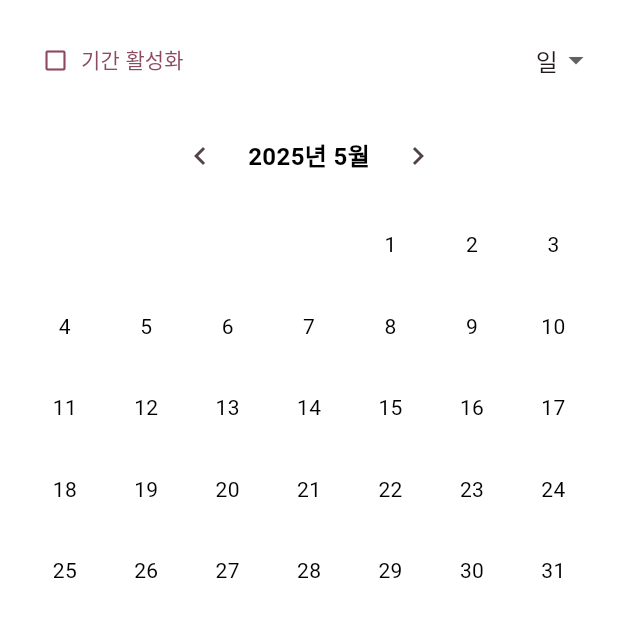
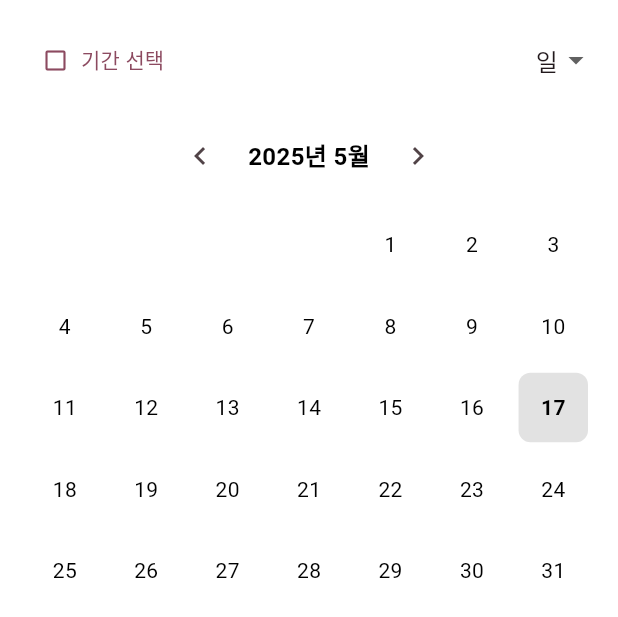
Before and after one commit to dhkdgh98/RelateX_front_main, a Flutter app: the CalendarModal widget shown alone on an empty page, opened directly, on a phone screen of 412 x 824 dp. Shown: the top 617 px of the screen. Run offline on Flutter 3.47's test engine with Material 3 defaults, Android fonts, the phone set to English and light mode, and no system bars.

Commit message:
캘린더 모달: 날짜선택, 기간선택 표시 및 로직 완료

```diff
--- a/lib/features/home/view/home_widgets/calendar.dart
+++ b/lib/features/home/view/home_widgets/calendar.dart
@@ -1,3 +1,4 @@
+
 
 import 'package:flutter/material.dart';
 import 'package:intl/intl.dart';
@@ -16,6 +17,9 @@ class _CalendarModalState extends State<CalendarModal> {
   DateTime _selectedDate = DateTime.now();
   bool _isRangeEnabled = false;
 
+  DateTime? _rangeStart;
+  DateTime? _rangeEnd;
+
   void _goToPrevious() {
     setState(() {
       if (_currentView == CalendarView.month) {
@@ -25,7 +29,6 @@ class _CalendarModalState extends State<CalendarModal> {
       } else {
         _selectedDate = DateTime(_selectedDate.year, _selectedDate.month - 1);
       }
-      print('이전 이동: $_selectedDate');
     });
   }
 
@@ -38,18 +41,49 @@ class _CalendarModalState extends State<CalendarModal> {
       } else {
         _selectedDate = DateTime(_selectedDate.year, _selectedDate.month + 1);
       }
-      print('다음 이동: $_selectedDate');
     });
   }
 
+  void _onDateSelected(DateTime date) {
+    setState(() {
+      if (_isRangeEnabled) {
+        if (_rangeStart == null || (_rangeStart != null && _rangeEnd != null)) {
+          _rangeStart = date;
+          _rangeEnd = null;
+        } else {
+          if (date.isBefore(_rangeStart!)) {
+            _rangeEnd = _rangeStart;
+            _rangeStart = date;
+          } else {
+            _rangeEnd = date;
+          }
+        }
+      } else {
+        _selectedDate = date;
+      }
+    });
+  }
+
+  bool _isDateSelected(DateTime date) {
+  if (_isRangeEnabled && _rangeStart != null && _rangeEnd != null) {
+    // 시작일과 종료일 '포함'해서 체크
+    return !date.isBefore(_rangeStart!) && !date.isAfter(_rangeEnd!);
+  } else {
+    return date.year == _selectedDate.year &&
+        date.month == _selectedDate.month &&
+        date.day == _selectedDate.day;
+  }
+}
+
+
   @override
   Widget build(BuildContext context) {
-    print('Building CalendarModal: currentView=$_currentView, isRangeEnabled=$_isRangeEnabled');
     return SafeArea(
       child: Padding(
         padding: const EdgeInsets.all(16.0),
         child: Column(
           children: [
+            // 상단 컨트롤
             Row(
               mainAxisAlignment: MainAxisAlignment.spaceBetween,
               children: [
@@ -57,13 +91,12 @@ class _CalendarModalState extends State<CalendarModal> {
                   onPressed: () {
                     setState(() {
                       _isRangeEnabled = !_isRangeEnabled;
-                      print('기간 활성화 상태 변경: $_isRangeEnabled');
                     });
                   },
                   icon: Icon(
                     _isRangeEnabled ? Icons.check_box : Icons.check_box_outline_blank,
                   ),
-                  label: const Text('기간 활성화'),
+                  label: const Text('기간 선택'),
                 ),
                 DropdownButton<CalendarView>(
                   value: _currentView,
@@ -72,27 +105,14 @@ class _CalendarModalState extends State<CalendarModal> {
                     if (newView != null) {
                       setState(() {
                         _currentView = newView;
-                        print('날짜 보기 변경: $_currentView');
                       });
                     }
                   },
                   items: const [
-                    DropdownMenuItem(
-                      value: CalendarView.day,
-                      child: Text('일'),
-                    ),
-                    DropdownMenuItem(
-                      value: CalendarView.week,
-                      child: Text('주'),
-                    ),
-                    DropdownMenuItem(
-                      value: CalendarView.month,
-                      child: Text('월'),
-                    ),
-                    DropdownMenuItem(
-                      value: CalendarView.year,
-                      child: Text('년'),
-                    ),
+                    DropdownMenuItem(value: CalendarView.day, child: Text('일')),
+                    DropdownMenuItem(value: CalendarView.week, child: Text('주')),
+                    DropdownMenuItem(value: CalendarView.month, child: Text('월')),
+                    DropdownMenuItem(value: CalendarView.year, child: Text('년')),
                   ],
                 ),
               ],
@@ -106,8 +126,6 @@ class _CalendarModalState extends State<CalendarModal> {
       ),
     );
   }
-
-
 
   Widget _buildHeader() {
     return Row(
@@ -139,9 +157,7 @@ Widget _buildHeader() {
     );
   }
 
-
   Widget _buildCalendarContent() {
-    print('Building calendar content for $_currentView');
     switch (_currentView) {
       case CalendarView.day:
       case CalendarView.week:
@@ -153,26 +169,67 @@ Widget _buildHeader() {
     }
   }
 
+
+
+
 Widget _buildMonthCalendar() {
   final daysInMonth = DateUtils.getDaysInMonth(_selectedDate.year, _selectedDate.month);
   final firstDayOfMonth = DateTime(_selectedDate.year, _selectedDate.month, 1);
   final weekdayOffset = firstDayOfMonth.weekday % 7;
+  final totalGridCount = weekdayOffset + daysInMonth;
 
-    final totalGridCount = weekdayOffset + daysInMonth;
   return GridView.builder(
     itemCount: totalGridCount,
     gridDelegate: const SliverGridDelegateWithFixedCrossAxisCount(crossAxisCount: 7),
     itemBuilder: (context, index) {
-        if (index < weekdayOffset) {
-          return const SizedBox.shrink();
+      if (index < weekdayOffset) return const SizedBox.shrink();
+
+      final day = index - weekdayOffset + 1;
+      final currentDate = DateTime(_selectedDate.year, _selectedDate.month, day);
+
+      bool isRangeSelected = false;
+
+      if (_rangeStart != null && _rangeEnd != null) {
+        // 시작일과 종료일 모두 선택되었을 때 범위 전체 강조
+        isRangeSelected = !currentDate.isBefore(_rangeStart!) && !currentDate.isAfter(_rangeEnd!);
+      } else if (_rangeStart != null && _rangeEnd == null) {
+        // 시작일만 선택됐을 때는 시작일만 강조
+        isRangeSelected = currentDate == _rangeStart;
       }
-        final day = index - weekdayOffset + 1;
-        return Center(
-          child: Text('$day'),
+
+      final isSingleSelected = !_isRangeEnabled &&
+          currentDate.year == _selectedDate.year &&
+          currentDate.month == _selectedDate.month &&
+          currentDate.day == _selectedDate.day;
+
+      return GestureDetector(
+        onTap: () => _onDateSelected(currentDate),
+        child: Container(
+          margin: const EdgeInsets.all(4),
+          decoration: BoxDecoration(
+            // color: isRangeSelected || isSingleSelected
+            //     ? Colors.blue
+            //     : null,
+            color: isRangeSelected || isSingleSelected
+    ? Colors.grey.withOpacity(0.3)  // 여기 밝은 회색에 투명도 0.3으로 바꿨어~
+    : null,
+
+            borderRadius: BorderRadius.circular(8),
+          ),
+          alignment: Alignment.center,
+          child: Text(
+            '$day',
+            style: TextStyle(
+              color: isRangeSelected || isSingleSelected ? Colors.black : null,
+              fontWeight: isRangeSelected || isSingleSelected ? FontWeight.bold : FontWeight.normal,
+            ),
+          ),
+        ),
       );
     },
   );
 }
+
 
   Widget _buildMonthGrid() {
     return GridView.builder(
@@ -180,12 +237,22 @@ Widget _buildHeader() {
       gridDelegate: const SliverGridDelegateWithFixedCrossAxisCount(crossAxisCount: 4),
       itemBuilder: (context, index) {
         final month = index + 1;
-        return Center(
-          child: Text('$month월'),
+        final currentDate = DateTime(_selectedDate.year, month);
+        return GestureDetector(
+          onTap: () {
+            _onDateSelected(currentDate);
+            setState(() {
+              _selectedDate = currentDate;
+              _currentView = CalendarView.day; // 월 선택 시 일간으로 전환
+            });
+          },
+          child: Center(child: Text('$month월')),
         );
       },
     );
   }
+
+
 
 Widget _buildYearGrid() {
   final startYear = (_selectedDate.year ~/ 10) * 10;
@@ -194,8 +261,32 @@ Widget _buildHeader() {
     gridDelegate: const SliverGridDelegateWithFixedCrossAxisCount(crossAxisCount: 4),
     itemBuilder: (context, index) {
       final year = startYear + index;
-        return Center(
-          child: Text('$year년'),
+      final currentDate = DateTime(year, 1, 1);
+      final isSelected = _isDateSelected(currentDate);
+
+      return GestureDetector(
+        onTap: () {
+          _onDateSelected(currentDate);
+          setState(() {
+            _selectedDate = currentDate;
+            _currentView = CalendarView.month; // 년도 선택 시 월 보기로 전환
+          });
+        },
+        child: Container(
+          margin: const EdgeInsets.all(4.0),
+          decoration: BoxDecoration(
+            color: isSelected ? Colors.blueAccent : Colors.transparent,
+            borderRadius: BorderRadius.circular(8),
+          ),
+          child: Center(
+            child: Text(
+              '$year년',
+              style: TextStyle(
+                color: isSelected ? Colors.white : Colors.black,
+              ),
+            ),
+          ),
+        ),
       );
     },
   );
```
Lines whose indentation alone changed are shown as unchanged.
